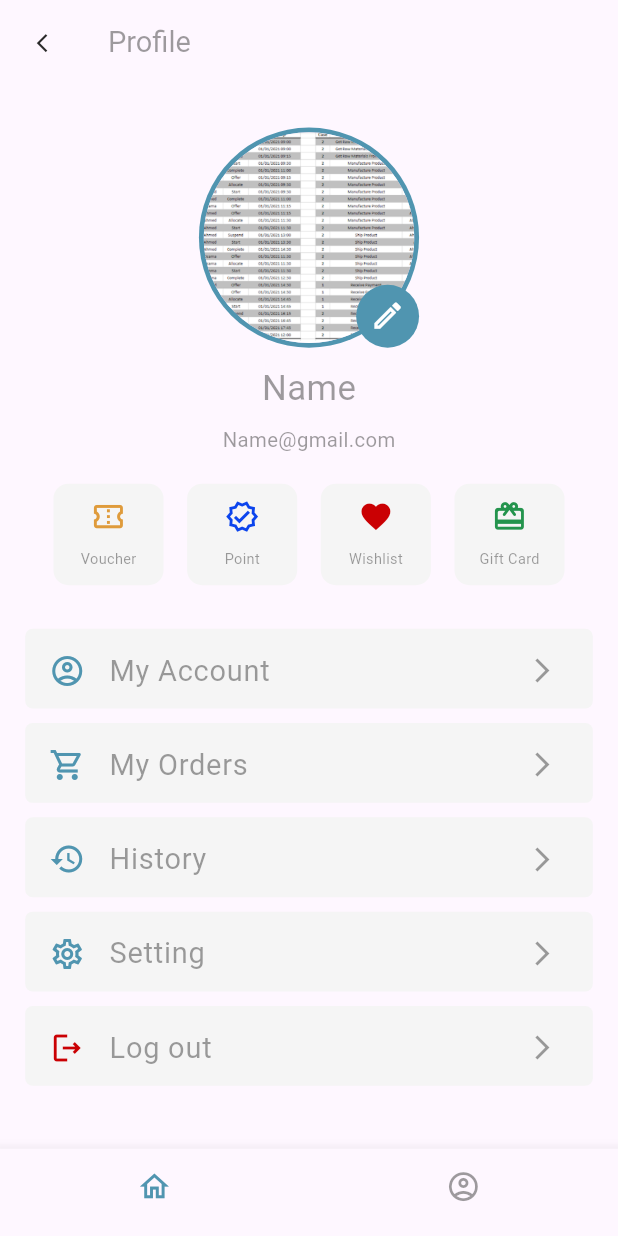
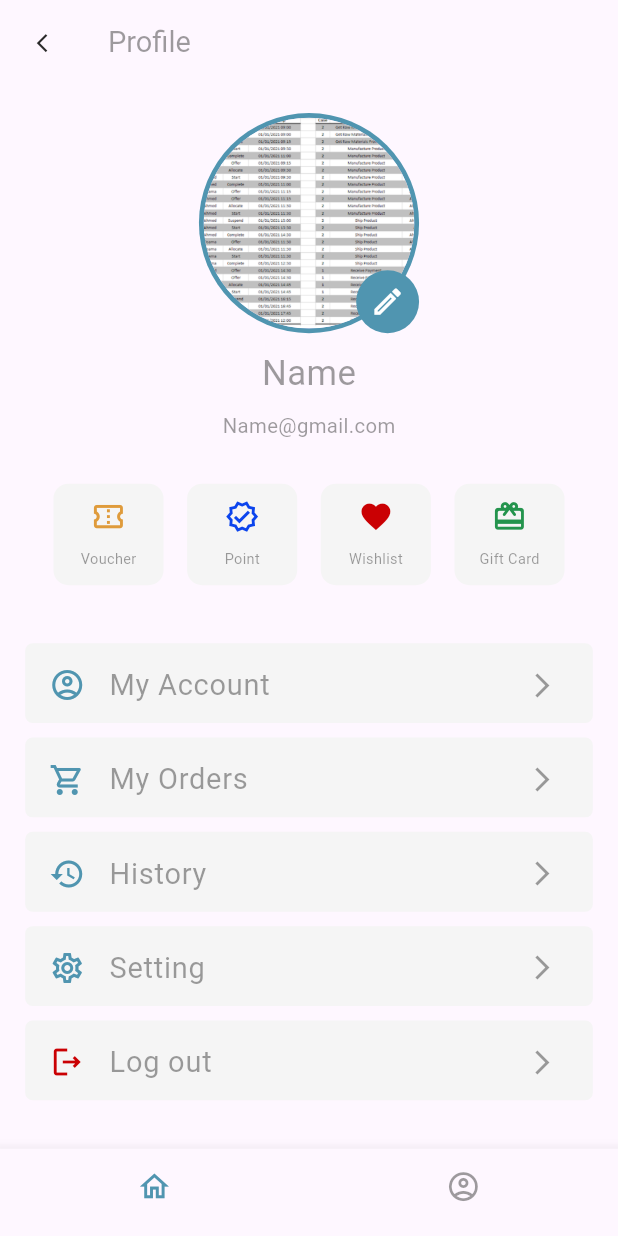
Before and after one commit to alaa-hossam/GP_frontend, a Flutter app: the screen it shows after launch, after a tap on "Log In", after a tap on the "account circle" icon, on a phone screen of 412 x 824 dp. Run offline on Flutter 3.47's test engine with Material 3 defaults, Android fonts, the phone set to English and light mode, and no system bars; our stand-ins replace device_info_plus, device_preview, image_picker; Roboto replaces fonts that are missing (Rubik, title-bold).

Commit message:
upgrade flutter

```diff
--- a/lib/views/ProfileView.dart
+++ b/lib/views/ProfileView.dart
@@ -48,8 +48,9 @@ class _ProfileState extends State<Profile> {
       body: SingleChildScrollView(
         child: Center(
           child: Column(
+            spacing: SizeConfig.verticalBlock *10,
             children: [
-              SizedBox(height: SizeConfig.verticalBlock *30,),
+              SizedBox(height: SizeConfig.verticalBlock *10,),
               Stack(
                 children: [
                   CircleAvatar(
@@ -80,34 +81,26 @@ class _ProfileState extends State<Profile> {
                   ),
                 ],
               ),
+              Text('Name', style: TextStyle(color: SizeConfig.fontColor , fontSize: SizeConfig.textRatio * 24, fontFamily: 'title-bold'),),
+              Text('Name@gmail.com', style: TextStyle(color: SizeConfig.fontColor , fontSize: SizeConfig.textRatio * 14, fontFamily: 'Roboto'),),
               SizedBox(height: SizeConfig.verticalBlock *10,),
-              Text('Name', style: TextStyle(color: SizeConfig.fontColor , fontSize: SizeConfig.textRatio * 24, fontFamily: 'title-bold'),),
-              SizedBox(height: SizeConfig.verticalBlock *10,),
-              Text('Name@gmail.com', style: TextStyle(color: SizeConfig.fontColor , fontSize: SizeConfig.textRatio * 14, fontFamily: 'Roboto'),),
-              SizedBox(height: SizeConfig.verticalBlock *20,),
               Row(
                 mainAxisAlignment: MainAxisAlignment.center,
+                spacing: SizeConfig.horizontalBlock *15,
                 children: [
                   CustomizeProfileOptions(buttonName: 'Voucher', buttonIcon: Icons.confirmation_num_outlined, iconColor: Color(0xFFDF9B3B), onClickButton: (){}),
-                  SizedBox(width: SizeConfig.horizontalBlock *15,),
                   CustomizeProfileOptions(buttonName: 'Point', buttonIcon: Icons.verified_outlined, iconColor: Color(0xFF0B44ED), onClickButton: (){}),
-                  SizedBox(width: SizeConfig.horizontalBlock *15,),
                   CustomizeProfileOptions(buttonName: 'Wishlist', buttonIcon: Icons.favorite, iconColor: Color(0xFFCA0003), onClickButton: (){}),
-                  SizedBox(width: SizeConfig.horizontalBlock *15,),
                   CustomizeProfileOptions(buttonName: 'Gift Card', buttonIcon: Icons.wallet_giftcard_rounded, iconColor: Color(0xFF24944D), onClickButton: (){}),
                 ],
               ),
-              SizedBox(height: SizeConfig.verticalBlock *30,),
+              SizedBox(height: SizeConfig.verticalBlock *20,),
               customizeNavigatorProfile(buttonName: 'My Account', buttonIcon: Icons.account_circle_outlined, iconColor: SizeConfig.iconColor, onClickButton: (){}),
-              SizedBox(height: SizeConfig.verticalBlock *10,),
               customizeNavigatorProfile(buttonName: 'My Orders', buttonIcon:  Icons.shopping_cart_outlined, iconColor: SizeConfig.iconColor, onClickButton: (){}),
-              SizedBox(height: SizeConfig.verticalBlock *10,),
               customizeNavigatorProfile(buttonName: 'History', buttonIcon: Icons.history_outlined, iconColor: SizeConfig.iconColor, onClickButton: (){}),
-              SizedBox(height: SizeConfig.verticalBlock *10,),
               customizeNavigatorProfile(buttonName: 'Setting', buttonIcon: Icons.settings_outlined, iconColor: SizeConfig.iconColor, onClickButton: (){}),
-              SizedBox(height: SizeConfig.verticalBlock *10,),
               customizeNavigatorProfile(buttonName: 'Log out', buttonIcon: Icons.logout_outlined, iconColor: Color(0xFFCA0003), onClickButton: (){}),
-              SizedBox(height: SizeConfig.verticalBlock *30,),
+              SizedBox(height: SizeConfig.verticalBlock *20,),
             ],
           ),
         ),
--- a/lib/views/logInView.dart
+++ b/lib/views/logInView.dart
@@ -34,16 +34,14 @@ class _logInState extends State<logIn> {
               key: _globalKey,
               child: Center(
                 child: Column(
+                  spacing:SizeConfig.verticalBlock * 10 ,
                   children: [
                     Text("Logo"),
-                    SizedBox(height: SizeConfig.verticalBlock * 80),
+                    SizedBox(height: SizeConfig.verticalBlock * 70),
                     MyTextFormField(
                         controller: email,
                         hintName: "Email",
                         icon: Icons.email_outlined
-                    ),
-                    SizedBox(
-                      height: SizeConfig.verticalBlock *10,
                     ),
                     MyTextFormField(
                       controller: password,
@@ -56,9 +54,6 @@ class _logInState extends State<logIn> {
                         ),
                         onPressed: togglePasswordVisibility,
                       ),
-                    ),
-                    SizedBox(
-                      height: SizeConfig.verticalBlock *10,
                     ),
                     Container(
                       width: SizeConfig.horizontalBlock *363 ,
@@ -79,15 +74,13 @@ class _logInState extends State<logIn> {
                         ],
                       ),
                     ),
-                    SizedBox(
-                      height: SizeConfig.verticalBlock *10,
-                    ),
                     customizeButton(buttonName: 'Log In', buttonColor: SizeConfig.iconColor,fontColor:const Color(0xFFF5F5F5),onClickButton: (){
                       Navigator.pushReplacement(context, MaterialPageRoute(builder: (context) => Home(),));
                     },),
-                    SizedBox(height: SizeConfig.verticalBlock * 150),
+                    SizedBox(height: SizeConfig.verticalBlock * 100),
                     Row(
                       mainAxisAlignment: MainAxisAlignment.center,
+                      spacing:SizeConfig.horizontalBlock * 5 ,
                       children: [
                         Container(
                           width: SizeConfig.horizontalBlock * 140,
@@ -95,9 +88,7 @@ class _logInState extends State<logIn> {
                           decoration:const BoxDecoration(
                               color: Color(0xFFD8DADC)
                           ),),
-                        SizedBox(width: SizeConfig.horizontalBlock * 5),
                         Text("Or With", style: TextStyle(fontSize: SizeConfig.textRatio * 14),),
-                        SizedBox(width: SizeConfig.horizontalBlock * 5),
                         Container(
                           width: SizeConfig.horizontalBlock * 140,
                           height: SizeConfig.verticalBlock * 2,
@@ -106,11 +97,10 @@ class _logInState extends State<logIn> {
                           ),)
                       ],
                     ),
-                    SizedBox(height: SizeConfig.verticalBlock * 10),
                     customizeButton(buttonName: 'Google',buttonColor: Colors.white, buttonIcon: Icons.mail,fontColor: Colors.black, buttonBorder: Border.all(color: SizeConfig.iconColor),),
-                    SizedBox(height: SizeConfig.verticalBlock * 10),
                     Row(
                       mainAxisAlignment: MainAxisAlignment.center,
+                      spacing:SizeConfig.horizontalBlock * 5 ,
                       children: [
                         Text(
                           "Don't Have An Account?",
@@ -120,7 +110,6 @@ class _logInState extends State<logIn> {
                             fontSize: SizeConfig.textRatio * 16,
                           ),
                         ),
-                        SizedBox(width: SizeConfig.horizontalBlock * 5),
                         GestureDetector(
                           onTap: () {
                             Navigator.pushNamed(context, SignUp.id);
@@ -139,7 +128,7 @@ class _logInState extends State<logIn> {
                   ],
                 ),
               ),
-                          ),
+              ),
             ),
           ),
     );
```
Also changed, not shown: lib/views/forgetPasswordView.dart (+3 -8 lines), lib/views/resetPassword.dart (+13 -16 lines).
